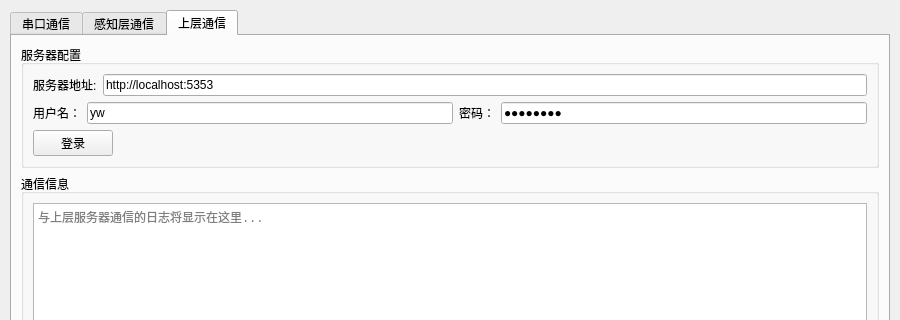
Old version of the form connect-layer/test.ui in the repository ariyflow/rfid-item; both pictures show x 0 to 900 and y 0 to 320 of the 900 by 752 pixel window.
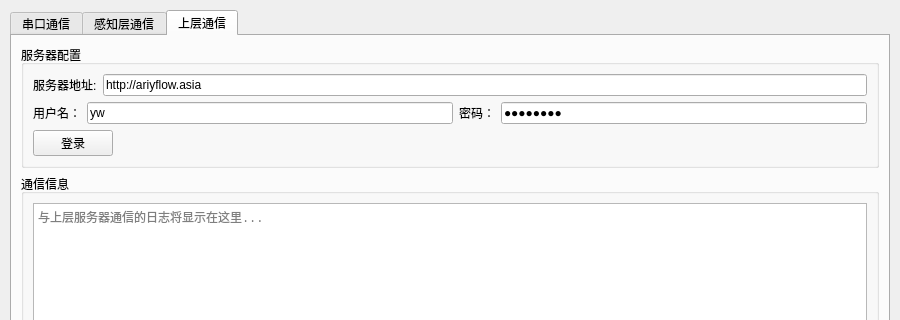
New version of the form. The open tabs and pages were chosen to show the change.

What changed in the file:
```diff
--- a/connect-layer/test.ui
+++ b/connect-layer/test.ui
@@ -586,10 +586,10 @@
                   </size>
                  </property>
                  <property name="text">
-                  <string>http://localhost:5353</string>
+                  <string>http://ariyflow.asia</string>
                  </property>
                  <property name="placeholderText">
-                  <string>http://localhost:4343</string>
+                  <string>http://lariyflow.asia</string>
                  </property>
                 </widget>
                </item>
```
